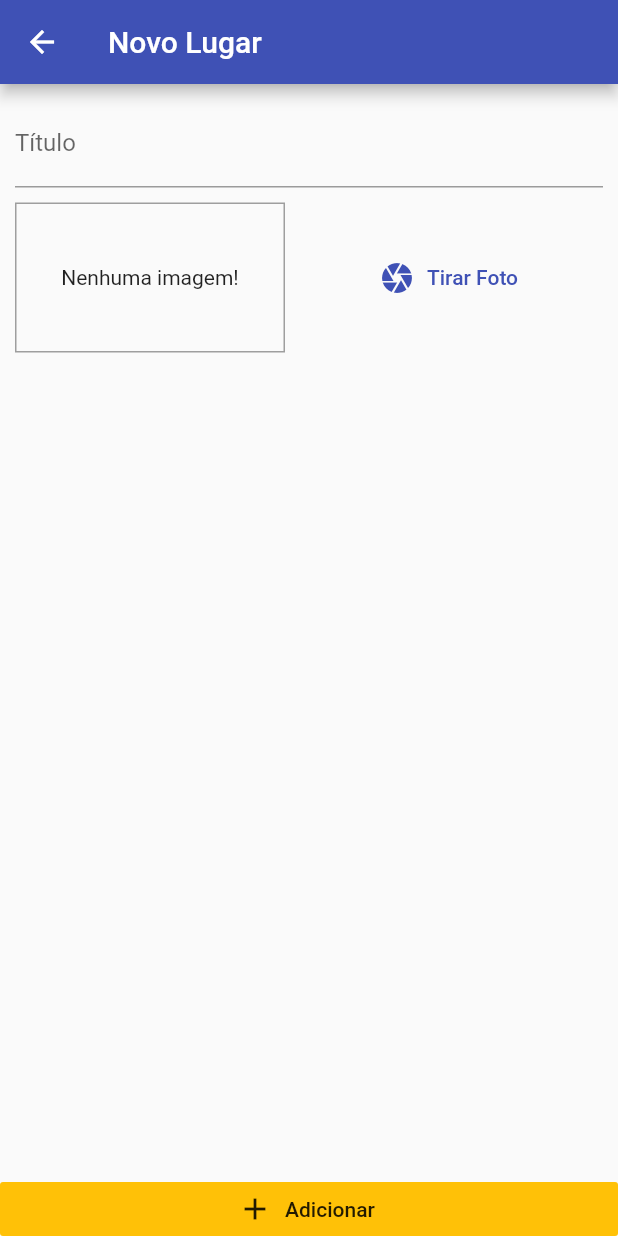
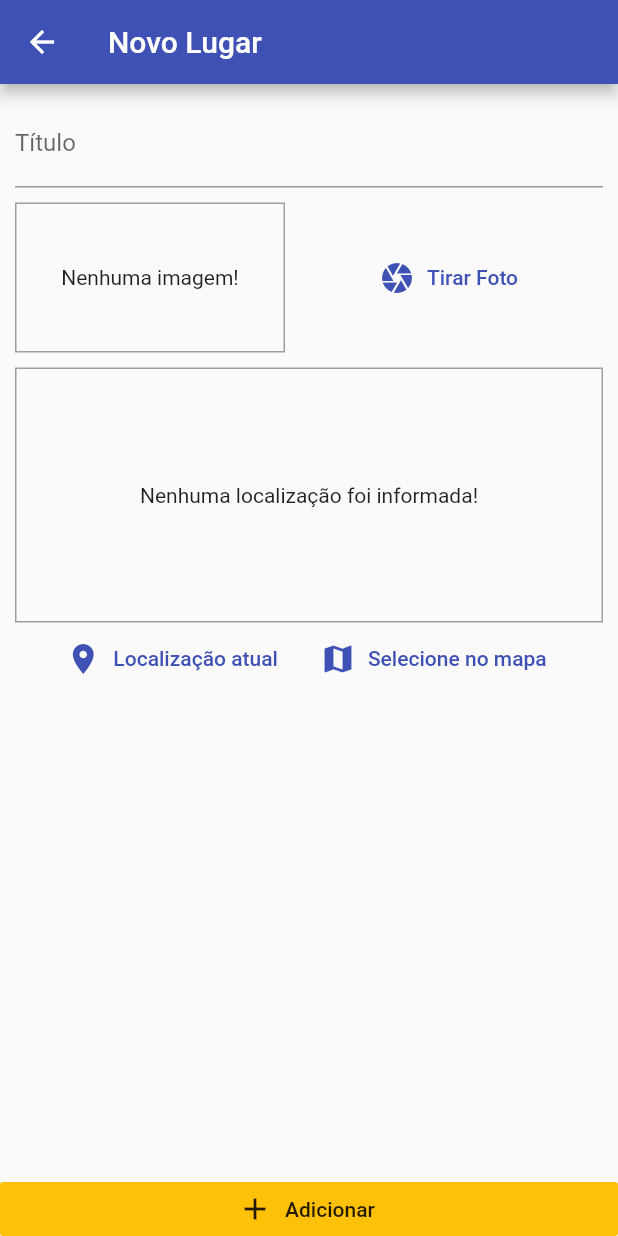
Before and after one commit to scmfaria/great_places, a Flutter app: the PlaceFormScreen screen opened by its route, on a phone screen of 412 x 824 dp. Run offline on Flutter 3.47's test engine with Material 2 defaults, Android fonts, the phone set to English and light mode, and no system bars; our stand-ins replace google_maps_flutter, image_picker, location, sqflite; accounts and stored records are empty.

Commit message:
add location from maps

```diff
--- a/lib/models/place.dart
+++ b/lib/models/place.dart
@@ -6,7 +6,7 @@ class PlaceLocation {
   final double longitude;
   final String address;
 
-  PlaceLocation({
+  const PlaceLocation({
     @required this.latitude,
     @required this.longitude,
     this.address
--- a/lib/screens/place_form_screen.dart
+++ b/lib/screens/place_form_screen.dart
@@ -3,6 +3,7 @@ import 'dart:io';
 import 'package:flutter/material.dart';
 import 'package:great_places/providers/great_places.dart';
 import 'package:great_places/widgets/image_input.dart';
+import 'package:great_places/widgets/location_input.dart';
 import 'package:provider/provider.dart';
 
 class PlaceFormScreen extends StatefulWidget {
@@ -52,6 +53,8 @@ class _PlaceFormScreenState extends State<PlaceFormScreen> {
                     ),
                     SizedBox(height: 10),
                     ImageInput(this._selectImage),
+                    SizedBox(height: 10),
+                    LocationInput(),
                   ],
                 ),
               ),
--- /dev/null
+++ b/lib/utils/location_util.dart
@@ -0,0 +1,10 @@
+const GOOGLE_API_KEY = 'AIzaSyD4A_YKcqUANES6SzteSXRmqxjg4xtP8SE';
+
+class LocationUtil {
+  static String generateLocationPreviewImage({
+    double latitude,
+    double longitude,
+  }) {
+    return 'https://maps.googleapis.com/maps/api/staticmap?center=$latitude,$longitude&zoom=13&size=600x300&maptype=roadmap&markers=color:red%7Clabel:A%$latitude,$longitude&key=$GOOGLE_API_KEY';
+  }
+}
--- /dev/null
+++ b/lib/widgets/location_input.dart
@@ -0,0 +1,80 @@
+import 'package:flutter/material.dart';
+import 'package:great_places/screens/map_screen.dart';
+import 'package:great_places/utils/location_util.dart';
+import 'package:location/location.dart';
+
+class LocationInput extends StatefulWidget {
+  @override
+  _LocationInputState createState() => _LocationInputState();
+}
+
+class _LocationInputState extends State<LocationInput> {
+  String _previewImageUrl;
+
+  Future<void> _getCurrentUserLocation() async {
+    final location = await Location().getLocation();
+
+    var staticMapImageUrl = LocationUtil.generateLocationPreviewImage(
+      latitude: location.latitude,
+      longitude: location.longitude,
+    );
+
+    setState(() {
+      _previewImageUrl = staticMapImageUrl;
+    });
+  }
+
+  Future<void> _selectOnMap() async {
+    final selectedLocation = await Navigator.of(context).push(
+      MaterialPageRoute(
+        fullscreenDialog: true,
+        builder: (ctx) => MapScreen(),
+      ),
+    );
+
+    if(selectedLocation == null) return;
+  }
+
+  @override
+  Widget build(BuildContext context) {
+    return Column(
+      children: [
+        Container(
+          height: 170,
+          width: double.infinity,
+          alignment: Alignment.center,
+          decoration: BoxDecoration(
+            border: Border.all(
+              width: 1,
+              color: Colors.grey,
+            ),
+          ),
+          child: _previewImageUrl == null ?
+          Text('Nenhuma localização foi informada!') :
+          Image.network(
+            _previewImageUrl,
+            fit: BoxFit.cover,
+            width: double.infinity,
+          ),
+        ),
+        Row(
+          mainAxisAlignment: MainAxisAlignment.center,
+          children: [
+            FlatButton.icon(
+              onPressed: _getCurrentUserLocation,
+              icon: Icon(Icons.location_on),
+              label: Text('Localização atual'),
+              textColor: Theme.of(context).primaryColor,
+            ),
+            FlatButton.icon(
+              onPressed: _selectOnMap,
+              icon: Icon(Icons.map),
+              label: Text('Selecione no mapa'),
+              textColor: Theme.of(context).primaryColor,
+            ),
+          ],
+        ),
+      ],
+    );
+  }
+}
--- a/pubspec.yaml
+++ b/pubspec.yaml
@@ -28,6 +28,8 @@ dependencies:
   path_provider: ^1.6.11
   path: ^1.7.0
   sqflite: ^1.3.1
+  location: ^3.0.2
+  google_maps_flutter: ^0.5.28+1
 
   # The following adds the Cupertino Icons font to your application.
   # Use with the CupertinoIcons class for iOS style icons.
```
Also changed, not shown: lib/screens/map_screen.dart (added, +37 -0 lines), pubspec.lock, 1 other file.
